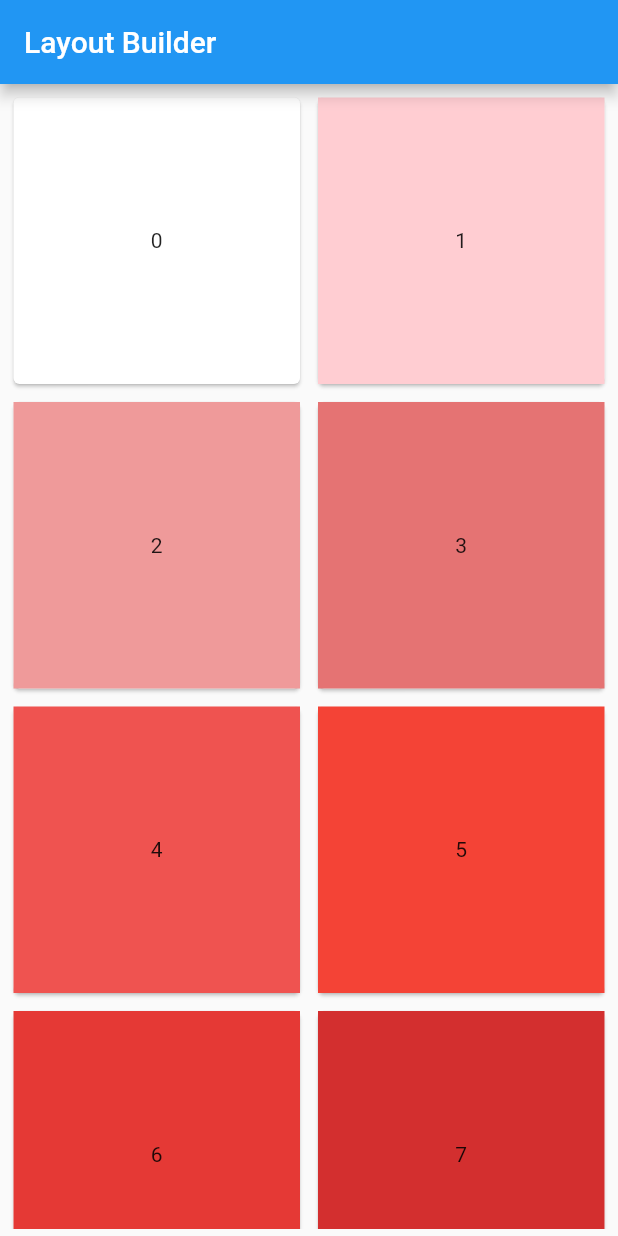
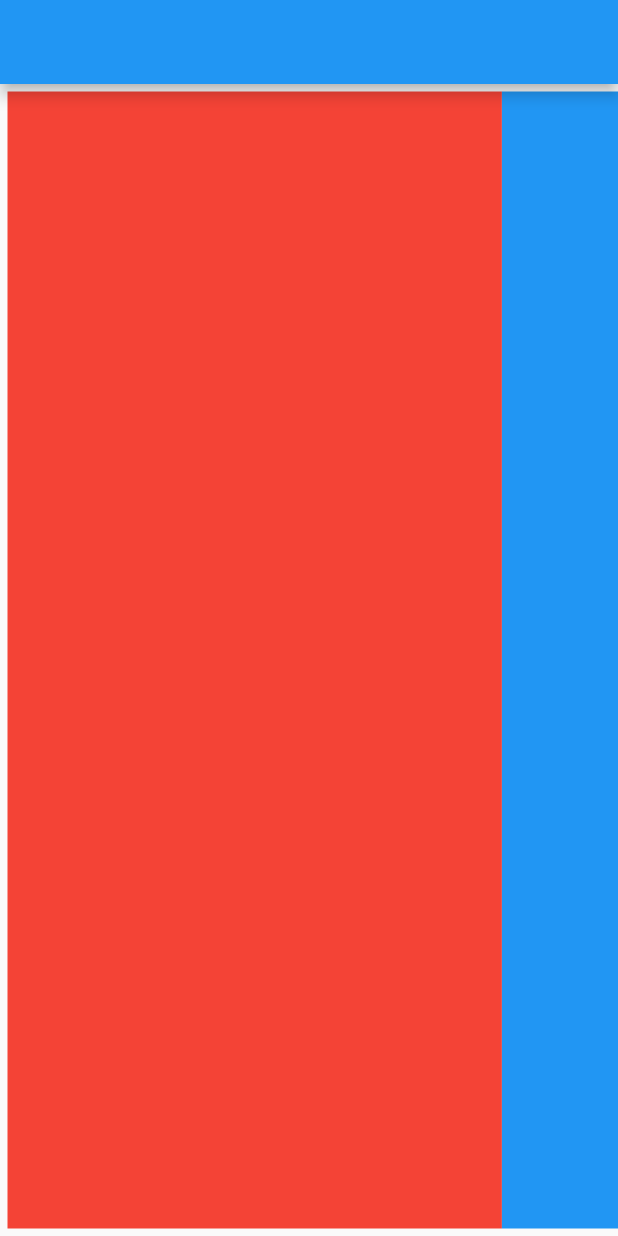
Before and after one commit to malisahin/flutter-practices, a Flutter app: the screen it shows after launch, on a phone screen of 412 x 824 dp. Run offline on Flutter 3.47's test engine with Material 2 defaults, Android fonts, the phone set to English and light mode, and no system bars; our stand-ins replace rxdart.

Commit message:
horizontal List View

```diff
--- a/lib/main.dart
+++ b/lib/main.dart
@@ -1,4 +1,4 @@
-import 'package:combine_mobile/sections/layout-builder/Layout-builder-demo.dart';
+import 'package:combine_mobile/sections/horizontal-listview/horizontal-listview.dart';
 import 'package:flutter/material.dart';
 
 /* Forms, Validations, Value Change */
@@ -56,4 +56,6 @@ import 'package:flutter/material.dart';
 
 //void main() => runApp(BlocComponentApp()); // Bloc Pattern Stream
 
-void main() => runApp(LayoutBuilderDemoApp()); // Bloc Pattern Stream
+//void main() => runApp(LayoutBuilderDemoApp()); // Layout Builder Demo
+
+void main() => runApp(HorizontalListViewApp()); // Horizontal List View
--- /dev/null
+++ b/lib/sections/horizontal-listview/horizontal-listview.dart
@@ -0,0 +1,63 @@
+import 'package:flutter/material.dart';
+
+class HorizontalListViewApp extends StatelessWidget {
+  @override
+  Widget build(BuildContext context) {
+    return MaterialApp(
+        home: HorizontalListView(), title: "Horizontal List View");
+  }
+}
+
+class HorizontalListView extends StatefulWidget {
+  @override
+  _HorizontalListViewState createState() => _HorizontalListViewState();
+}
+
+class _HorizontalListViewState extends State<HorizontalListView> {
+  @override
+  Widget build(BuildContext context) {
+    return Scaffold(
+      appBar: AppBar(),
+      body: Container(
+        child: _carouselImages(),
+      ),
+    );
+  }
+
+  ListView _carouselImages() {
+    final screenSize = MediaQuery.of(context).size;
+
+    return ListView(
+      scrollDirection: Axis.horizontal,
+      padding: EdgeInsets.all(5),
+      shrinkWrap: true,
+      children: <Widget>[
+        Container(
+          width: screenSize.width * 0.8,
+          height: screenSize.height * 0.8,
+          color: Colors.red,
+        ),
+        Container(
+          width: screenSize.width * 0.8,
+          height: screenSize.height * 0.8,
+          color: Colors.blue,
+        ),
+        Container(
+          width: screenSize.width * 0.8,
+          height: screenSize.height * 0.8,
+          color: Colors.black54,
+        ),
+        Container(
+          width: screenSize.width * 0.8,
+          height: screenSize.height * 0.8,
+          color: Colors.green,
+        ),
+        Container(
+          width: screenSize.width * 0.8,
+          height: screenSize.height * 0.8,
+          color: Colors.yellowAccent,
+        )
+      ],
+    );
+  }
+}
```
